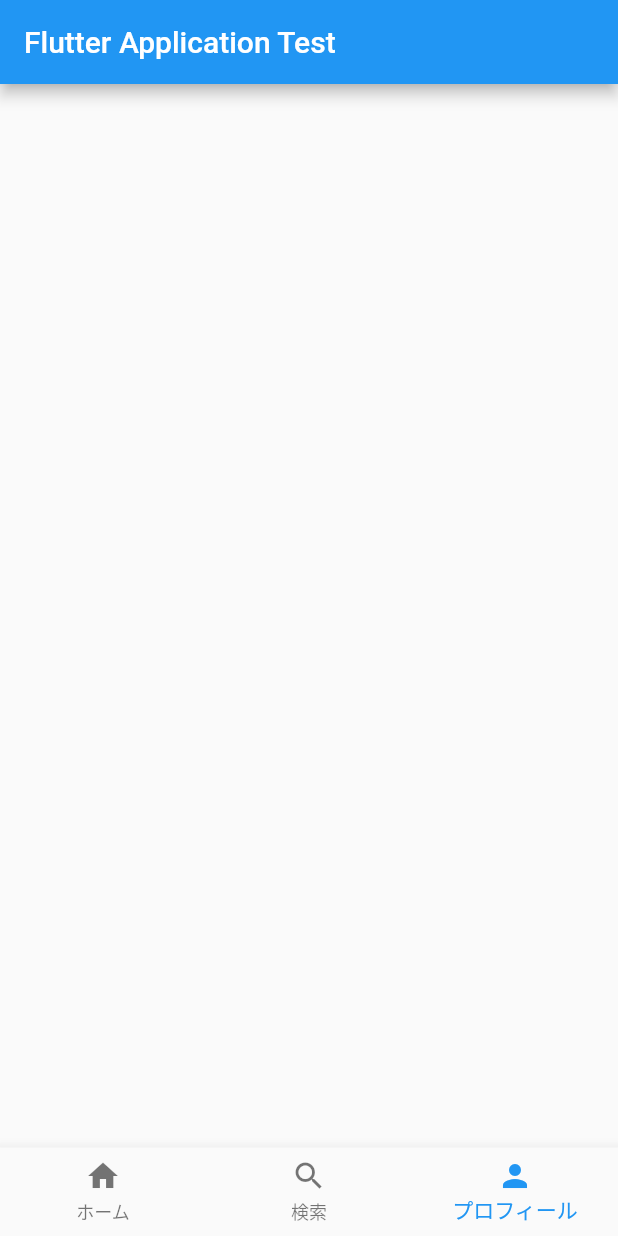
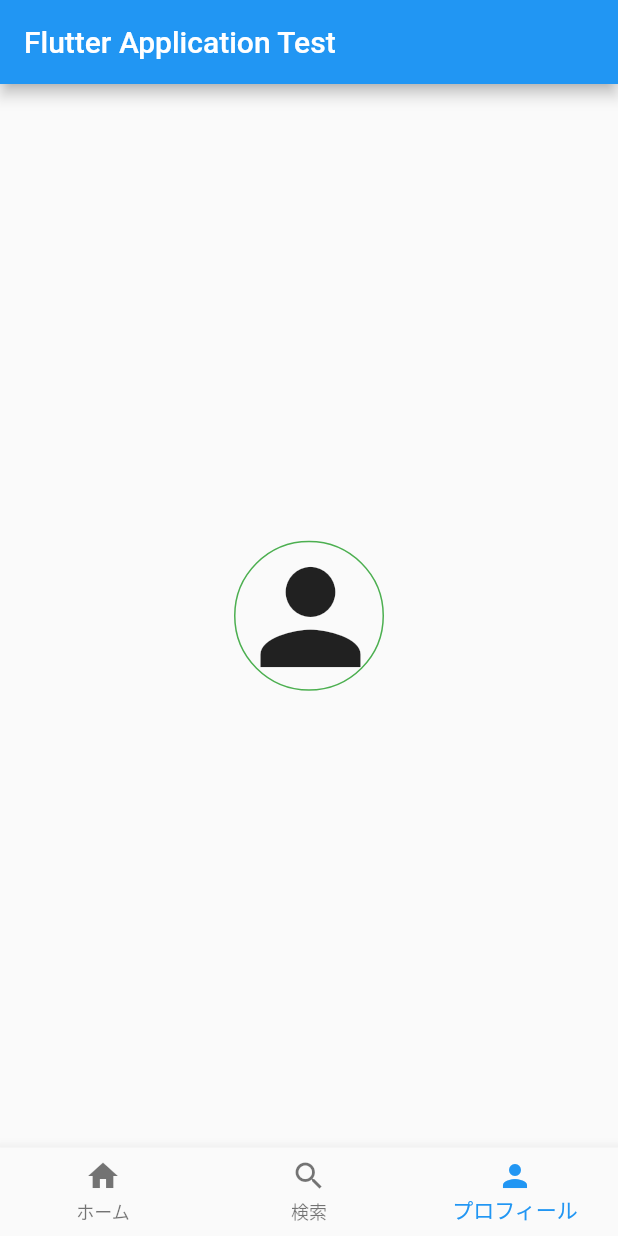
Before and after one commit to developerBBee/flutter_firebase_sample, a Flutter app: the MyHomePage screen opened directly, swiped to page 3, on a phone screen of 412 x 824 dp. Run offline on Flutter 3.47's test engine with Material 2 defaults, Android fonts, the phone set to English and light mode, and no system bars; our stand-ins replace cloud_firestore, firebase_auth, firebase_core, flutter_riverpod, freezed_annotation, image_picker; accounts and stored records are empty; generated files the repository leaves out were written again.

Commit message:
Add profile image

```diff
--- /dev/null
+++ b/lib/details/user_image.dart
@@ -0,0 +1,29 @@
+// flutter
+import 'package:flutter/material.dart';
+import 'package:flutter_application_test/details/circle_image.dart';
+
+class UserImage extends StatelessWidget {
+  const UserImage({
+    Key? key,
+    required this.length,
+    required this.userImageUrl
+  }) : super(key: key);
+  final double length;
+  final String userImageUrl;
+
+  @override
+  Widget build(BuildContext context) {
+    // UserImageが空の場合は、デフォルトのアイコンを表示する
+    return userImageUrl.isEmpty ?
+    Container(
+      width: length,
+      height: length,
+      decoration: BoxDecoration(
+        border: Border.all(color: Colors.green),
+        shape: BoxShape.circle
+      ),
+      child: Icon(Icons.person, size: length,),
+    )
+    : CircleImage(length: length, image: NetworkImage(userImageUrl));
+  }
+}
--- a/lib/domain/firestore_user/firestore_user.dart
+++ b/lib/domain/firestore_user/firestore_user.dart
@@ -8,9 +8,10 @@ abstract class FirestoreUser with _$FirestoreUser {
   const factory FirestoreUser({
     required dynamic createdAt,
     required String email,
+    required String userName,
+    required String userImageURL,
+    required String uid,
     required dynamic updatedAt,
-    required String userName,
-    required String uid,
   }) = _FirestoreUser;
   factory FirestoreUser.fromJson(Map<String, dynamic> json) =>
       _$FirestoreUserFromJson(json);
--- a/lib/views/main/profile_screen.dart
+++ b/lib/views/main/profile_screen.dart
@@ -1,7 +1,9 @@
 import 'package:flutter/material.dart';
+import 'package:flutter_application_test/details/user_image.dart';
 import 'package:flutter_application_test/models/main_model.dart';
+import 'package:flutter_riverpod/flutter_riverpod.dart';
 
-class ProfileScreen extends StatelessWidget {
+class ProfileScreen extends ConsumerWidget {
   const ProfileScreen({
     Key? key,
     required this.mainModel,
@@ -9,18 +11,10 @@ class ProfileScreen extends StatelessWidget {
   final MainModel mainModel;
 
   @override
-  Widget build(BuildContext context) {
-    return Column(
-      mainAxisAlignment: MainAxisAlignment.center,
-      crossAxisAlignment: CrossAxisAlignment.center,
-      children: [
-        Container(
-          child: Text(
-            mainModel.firestoreUser.userName,
-            style: const TextStyle(fontSize: 50),
-          )
-        )
-      ]
+  Widget build(BuildContext context, WidgetRef ref) {
+    return Container(
+      alignment: Alignment.center,
+      child: UserImage(length: 100.0, userImageUrl: mainModel.firestoreUser.userImageURL),
     );
   }
 }
```
Also changed, not shown: lib/constants/others.dart (+8 -0 lines), lib/details/circle_image.dart (added, +25 -0 lines), lib/models/main/profile_model.dart (added, +17 -0 lines), lib/domain/firestore_user/firestore_user.freezed.dart, lib/domain/firestore_user/firestore_user.g.dart, 1 other file.
